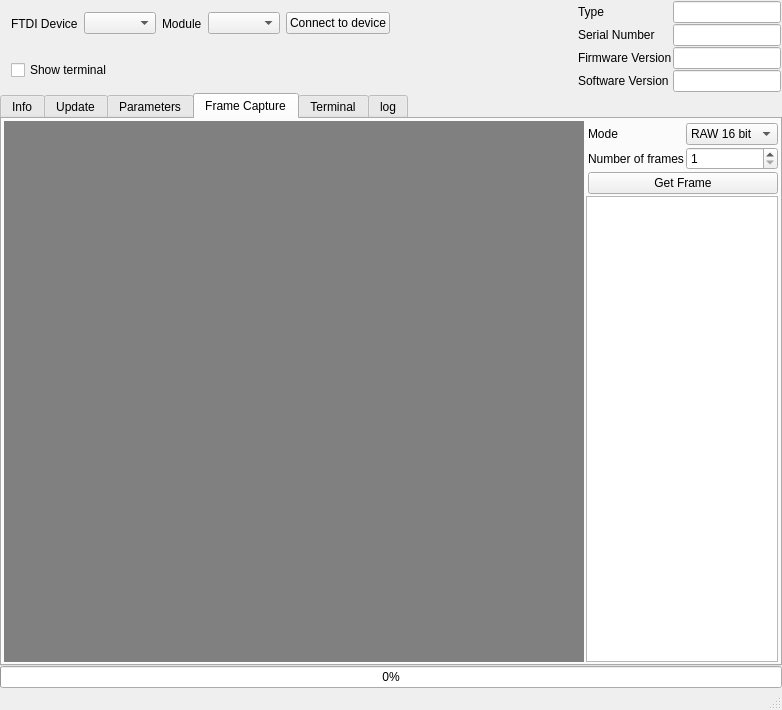
Old version of the form FTDIDeviceControl/ftdidevicecontrol.ui in the repository dzenmaster/FTDIDeviceControl.
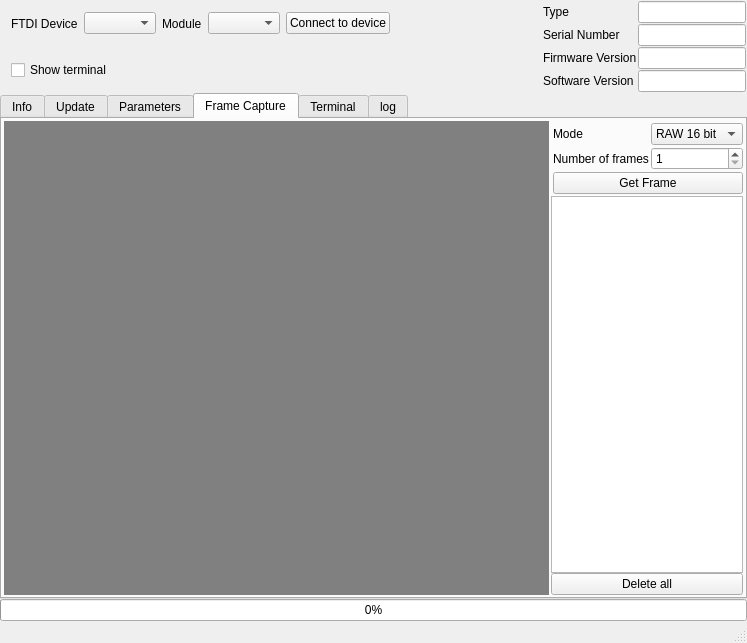
New version of the form. Icons and pictures are not drawn. Custom widgets are drawn as their Qt base class.

Patch:
```diff
--- a/FTDIDeviceControl/ftdidevicecontrol.ui
+++ b/FTDIDeviceControl/ftdidevicecontrol.ui
@@ -6,8 +6,8 @@
    <rect>
     <x>0</x>
     <y>0</y>
-    <width>782</width>
-    <height>710</height>
+    <width>747</width>
+    <height>643</height>
    </rect>
   </property>
   <property name="windowTitle">
@@ -771,6 +771,13 @@
              </property>
             </widget>
            </item>
+           <item>
+            <widget class="QPushButton" name="pbClearFrameFolder">
+             <property name="text">
+              <string>Delete all</string>
+             </property>
+            </widget>
+           </item>
           </layout>
          </widget>
         </item>
```
